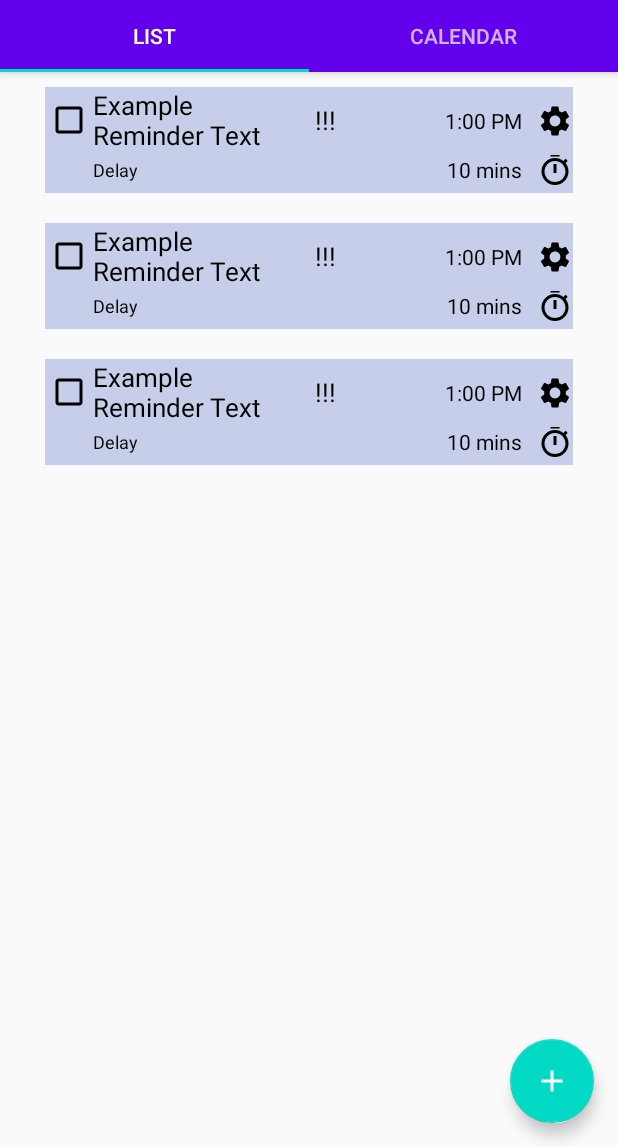
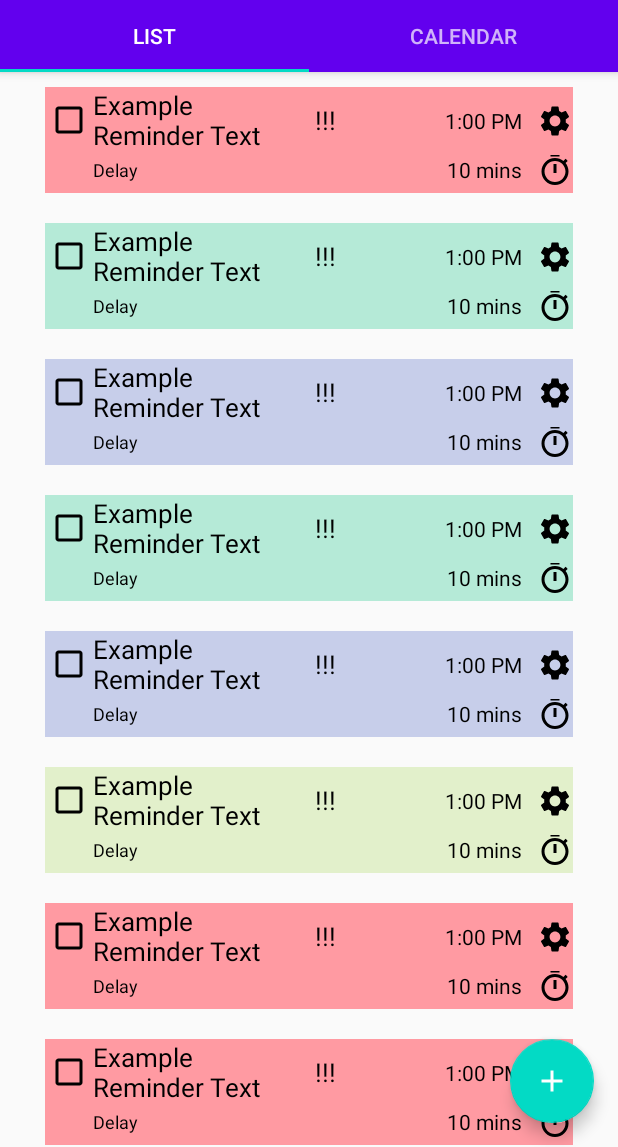
Before and after one commit to GNG2101-Group12/Multi-Reminder-App, an Android app: the screen it shows after launch (MainActivity), on a phone screen of 412 x 824 dp, the part 89-1236 px from its top. Run offline under Robolectric (Android 15) with nearby library versions, the phone set to English and light mode, and no system bars; 1 statement that could not run was skipped.

Commit message:
Added reminder colour attribute

```diff
--- a/app/src/main/java/gng2101_2020/group12/multireminder/ui/main/ReminderPreviewElementView.java
+++ b/app/src/main/java/gng2101_2020/group12/multireminder/ui/main/ReminderPreviewElementView.java
@@ -1,6 +1,8 @@
 package gng2101_2020.group12.multireminder.ui.main;
 
 import android.content.Context;
+import android.content.res.TypedArray;
+import android.graphics.Color;
 import android.util.AttributeSet;
 import android.view.LayoutInflater;
 import android.view.View;
@@ -13,8 +15,21 @@ public class ReminderPreviewElementView extends LinearLayout {
 
     public ReminderPreviewElementView(Context context, AttributeSet attrs) {
         super(context, attrs);
+        TypedArray a = context.getTheme().obtainStyledAttributes(
+                attrs,
+                R.styleable.ReminderPreviewElementView,
+                0, 0);
+
 
         LayoutInflater inflater = LayoutInflater.from(context);
         inflater.inflate(R.layout.reminder_view_element, this);
+
+        String colorString = a.getString(R.styleable.ReminderPreviewElementView_color);
+        System.out.println(colorString);
+        if (colorString != null) {
+            int color = Color.parseColor(colorString);
+            LinearLayout layout = findViewById(R.id.rootLayout);
+            layout.setBackgroundColor(color);
+        }
     }
 }
--- a/app/src/main/res/layout/list_fragment.xml
+++ b/app/src/main/res/layout/list_fragment.xml
@@ -1,6 +1,8 @@
 <?xml version="1.0" encoding="utf-8"?>
 <ScrollView
-    xmlns:android="http://schemas.android.com/apk/res/android" android:layout_width="match_parent"
+    xmlns:android="http://schemas.android.com/apk/res/android"
+    xmlns:custom="http://schemas.android.com/apk/res-auto"
+    android:layout_width="match_parent"
     android:layout_height="match_parent">
 
     <LinearLayout
@@ -10,7 +12,13 @@
 
         <gng2101_2020.group12.multireminder.ui.main.ReminderPreviewElementView
             android:layout_width="wrap_content"
-            android:layout_height="wrap_content" />
+            android:layout_height="wrap_content"
+            custom:color="#FF9AA2" />
+
+        <gng2101_2020.group12.multireminder.ui.main.ReminderPreviewElementView
+            android:layout_width="wrap_content"
+            android:layout_height="wrap_content"
+            custom:color="#B5EAD7"/>
 
         <gng2101_2020.group12.multireminder.ui.main.ReminderPreviewElementView
             android:layout_width="wrap_content"
@@ -18,7 +26,27 @@
 
         <gng2101_2020.group12.multireminder.ui.main.ReminderPreviewElementView
             android:layout_width="wrap_content"
-            android:layout_height="wrap_content" />
+            android:layout_height="wrap_content"
+            custom:color="#B5EAD7"/>
+
+        <gng2101_2020.group12.multireminder.ui.main.ReminderPreviewElementView
+            android:layout_width="wrap_content"
+            android:layout_height="wrap_content"/>
+
+        <gng2101_2020.group12.multireminder.ui.main.ReminderPreviewElementView
+            android:layout_width="wrap_content"
+            android:layout_height="wrap_content"
+            custom:color="#E2F0CB"/>
+
+        <gng2101_2020.group12.multireminder.ui.main.ReminderPreviewElementView
+            android:layout_width="wrap_content"
+            android:layout_height="wrap_content"
+            custom:color="#FF9AA2"/>
+
+        <gng2101_2020.group12.multireminder.ui.main.ReminderPreviewElementView
+            android:layout_width="wrap_content"
+            android:layout_height="wrap_content"
+            custom:color="#FF9AA2"/>
 
     </LinearLayout>
 
--- a/app/src/main/res/layout/reminder_view_element.xml
+++ b/app/src/main/res/layout/reminder_view_element.xml
@@ -5,6 +5,7 @@
     android:orientation="vertical"
     android:layout_marginHorizontal="30dp"
     android:layout_marginVertical="10dp"
+    android:id="@+id/rootLayout"
     android:background="#C7CEEA">
 
     <RelativeLayout
--- /dev/null
+++ b/app/src/main/res/values/attrs.xml
@@ -0,0 +1,6 @@
+<?xml version="1.0" encoding="utf-8"?>
+<resources>
+    <declare-styleable name="ReminderPreviewElementView">
+        <attr name="color" format="color" />
+    </declare-styleable>
+</resources>
```
